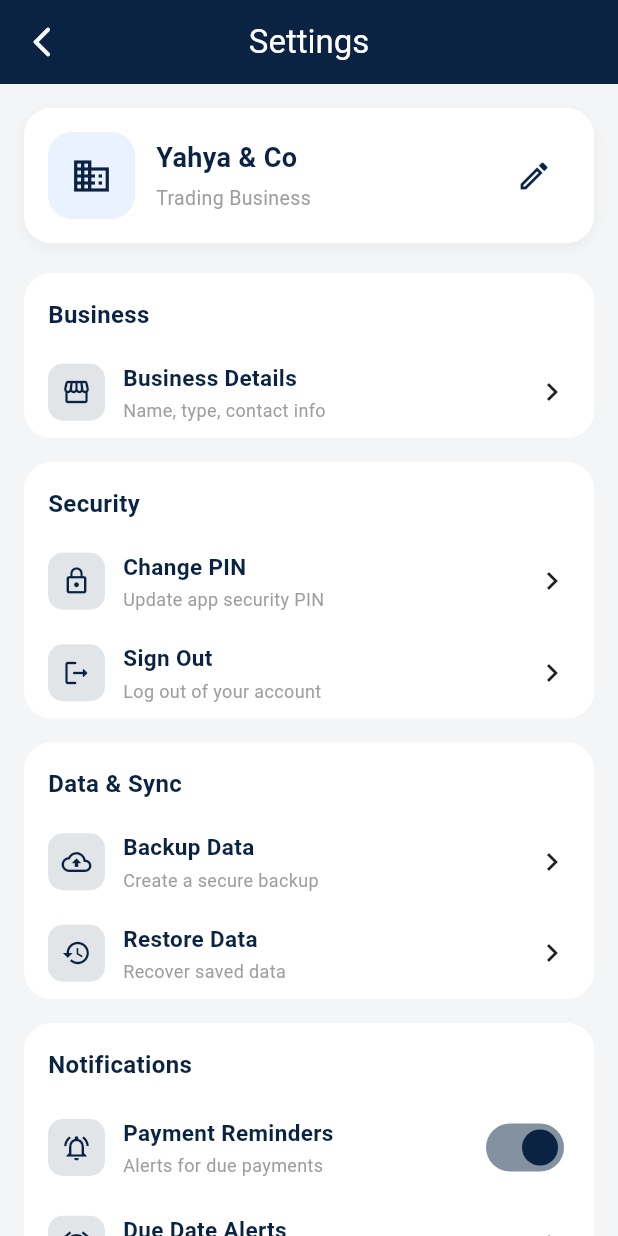
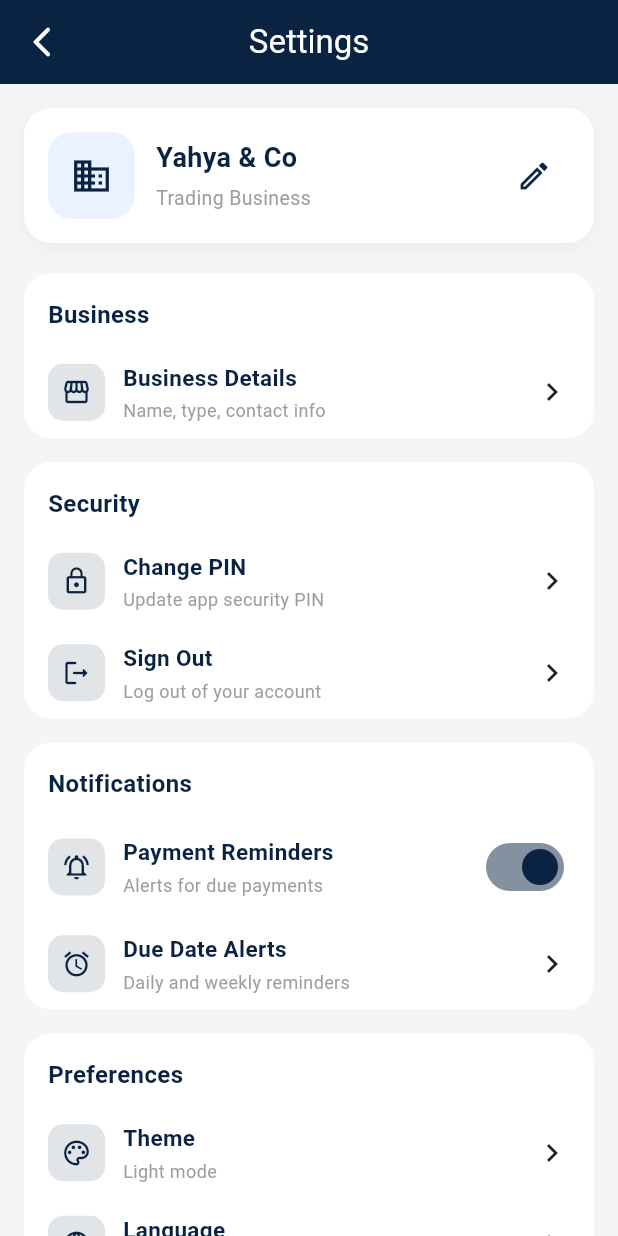
Before and after one commit to aminahnabeel/YahyaAndCo, a Flutter app: the SettingsScreen screen opened directly, on a phone screen of 412 x 824 dp. Run offline on Flutter 3.47's test engine with Material 3 defaults, Android fonts, the phone set to English and light mode, and no system bars; our stand-ins replace app_links, cloud_firestore, connectivity_plus, firebase_auth, firebase_core, flutter_local_notifications and 6 more; accounts and stored records are empty.

Commit message:
29 august

```diff
--- a/lib/screens/settings_screen.dart
+++ b/lib/screens/settings_screen.dart
@@ -85,26 +85,6 @@ class _SettingsScreenState extends State<SettingsScreen> {
             ),
             const SizedBox(height: 16),
             _SectionCard(
-              title: 'Data & Sync',
-              items: [
-                _SettingsItem(
-                  icon: Icons.backup_outlined,
-                  title: 'Backup Data',
-                  subtitle: 'Create a secure backup',
-                  trailing: const Icon(Icons.chevron_right),
-                  onTap: () {},
-                ),
-                _SettingsItem(
-                  icon: Icons.restore_outlined,
-                  title: 'Restore Data',
-                  subtitle: 'Recover saved data',
-                  trailing: const Icon(Icons.chevron_right),
-                  onTap: () {},
-                ),
-              ],
-            ),
-            const SizedBox(height: 16),
-            _SectionCard(
               title: 'Notifications',
               items: [
                 _SettingsItem(
@@ -145,20 +125,6 @@ class _SettingsScreenState extends State<SettingsScreen> {
                   trailing: const Icon(Icons.chevron_right),
                   onTap: () {},
                 ),
-                _SettingsItem(
-                  icon: Icons.calendar_month_outlined,
-                  title: 'Date Format',
-                  subtitle: 'DD/MM/YYYY',
-                  trailing: const Icon(Icons.chevron_right),
-                  onTap: () {},
-                ),
-                _SettingsItem(
-                  icon: Icons.numbers_outlined,
-                  title: 'Number Format',
-                  subtitle: '2 decimal places',
-                  trailing: const Icon(Icons.chevron_right),
-                  onTap: () {},
-                ),
               ],
             ),
             const SizedBox(height: 16),
@@ -185,15 +151,6 @@ class _SettingsScreenState extends State<SettingsScreen> {
                     icon: Icons.delete_outline,
                     title: 'Delete Business',
                     subtitle: 'Permanently remove this business',
-                    trailing: const Icon(Icons.chevron_right),
-                    textColor: Colors.red,
-                    iconColor: Colors.red,
-                    onTap: () {},
-                  ),
-                  _SettingsItem(
-                    icon: Icons.restart_alt_outlined,
-                    title: 'Reset App Data',
-                    subtitle: 'Clear local data and cache',
                     trailing: const Icon(Icons.chevron_right),
                     textColor: Colors.red,
                     iconColor: Colors.red,
```
